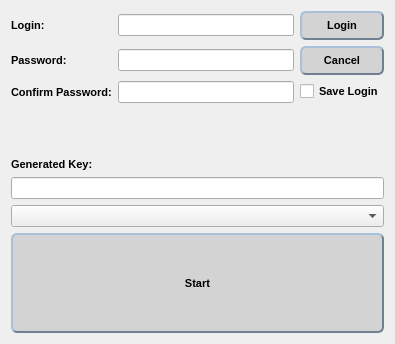
Qt form src/login.ui (hsBoyz/MiniLockSync) before a commit.
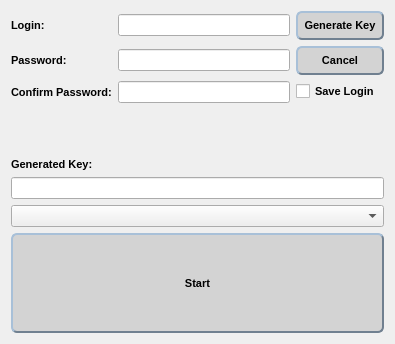
The same form after that commit. Icons and pictures are not drawn.

```diff
--- a/src/login.ui
+++ b/src/login.ui
@@ -70,7 +70,7 @@
 }</string>
      </property>
      <property name="text">
-      <string>Login</string>
+      <string>Generate Key</string>
      </property>
      <property name="autoDefault">
       <bool>true</bool>
```
